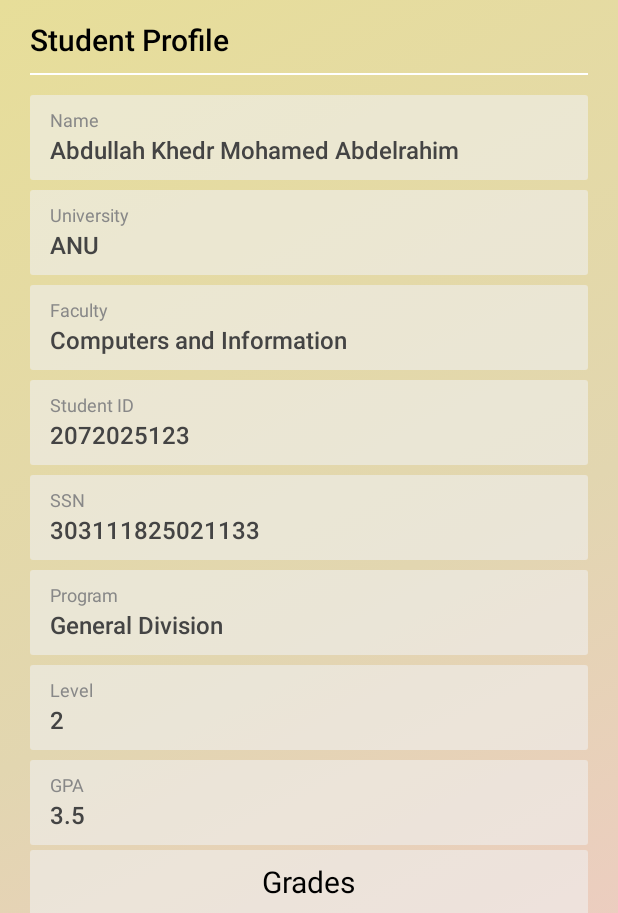
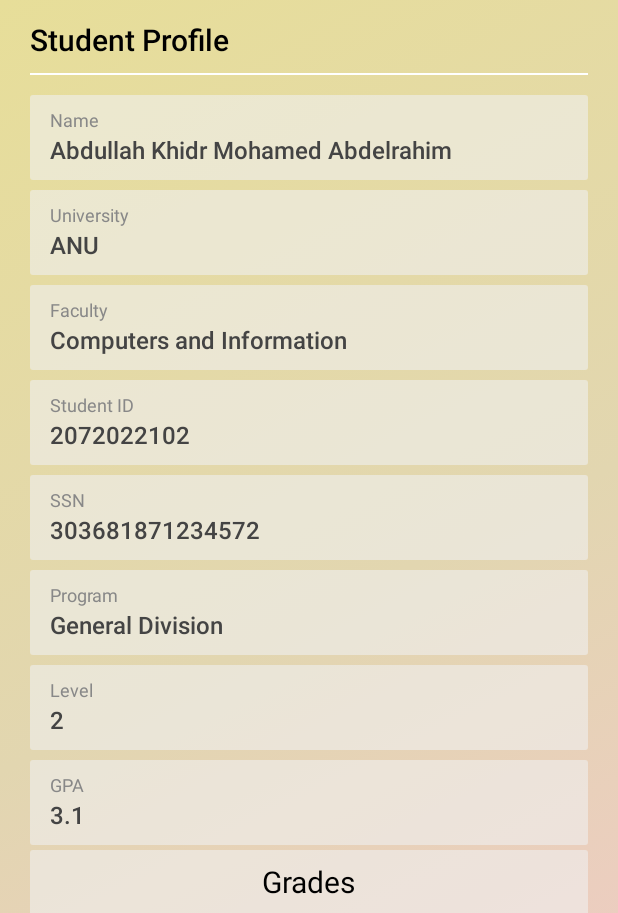
Before and after one commit to Abdullahkhidr/Student-Finder, an Android app built with Jetpack Compose: the @Preview function InfoScreen, on a phone screen of 412 x 824 dp. Shown: the top 913 px of the screen. Run offline under Robolectric (Android 15) with nearby library versions, the phone set to English and light mode, and no system bars.

Commit message:
Clean Code

```diff
--- a/app/src/main/java/a3/student/finder/StudentInfoActivity.kt
+++ b/app/src/main/java/a3/student/finder/StudentInfoActivity.kt
@@ -1,6 +1,7 @@
 package a3.student.finder
 
 import a3.student.finder.components.AnimatedBackgroundScreen
+import a3.student.finder.models.Student
 import a3.student.finder.models.StudentGrade
 import a3.student.finder.ui.theme.StudentFinderTheme
 import android.os.Bundle
@@ -44,6 +45,17 @@ class StudentInfoActivity : ComponentActivity() {
 @Preview
 @Composable
 fun InfoScreen() {
+    val studentInfo = Student(
+        "2072022102",
+        "303681871234572",
+        "Abdullah Khidr Mohamed Abdelrahim",
+        "ANU",
+        "Computers and Information",
+        2,
+        "General Division",
+        3.1f,
+        grades
+    )
     AnimatedBackgroundScreen {
         Column(
             modifier = Modifier
@@ -53,14 +65,14 @@ fun InfoScreen() {
             Spacer(modifier = Modifier.size(15.dp))
             Text(text = "Student Profile", fontSize = 20.sp, fontWeight = FontWeight.Medium)
             Divider(Modifier.padding(vertical = 10.dp), color = Color.White)
-            StudentInfoAttr(key = "Name", value = "Abdullah Khedr Mohamed Abdelrahim")
-            StudentInfoAttr(key = "University", value = "ANU")
-            StudentInfoAttr(key = "Faculty", value = "Computers and Information")
-            StudentInfoAttr(key = "Student ID", value = "2072025123")
-            StudentInfoAttr(key = "SSN", value = "303111825021133")
-            StudentInfoAttr(key = "Program", value = "General Division")
-            StudentInfoAttr(key = "Level", value = "2")
-            StudentInfoAttr(key = "GPA", value = "3.5")
+            StudentInfoAttr(key = "Name", value = studentInfo.name)
+            StudentInfoAttr(key = "University", value = studentInfo.university)
+            StudentInfoAttr(key = "Faculty", value = studentInfo.faculty)
+            StudentInfoAttr(key = "Student ID", value = studentInfo.id)
+            StudentInfoAttr(key = "SSN", value = studentInfo.ssn)
+            StudentInfoAttr(key = "Program", value = studentInfo.program)
+            StudentInfoAttr(key = "Level", value = studentInfo.level.toString())
+            StudentInfoAttr(key = "GPA", value = studentInfo.GPA.toString())
             Column(
                 horizontalAlignment = Alignment.CenterHorizontally,
                 modifier = Modifier
@@ -75,16 +87,20 @@ fun InfoScreen() {
                     modifier = Modifier
                         .horizontalScroll(rememberScrollState())
                 ) {
-                    ColumnTable(title = "Index") { for (i in grades.indices) CellTable(i + 1) }
-                    ColumnTable(title = "Code") { for (i in grades) CellTable(i.courseCode) }
-                    ColumnTable(title = "Course Name") { for (i in grades) CellTable(i.courseName) }
-                    ColumnTable(title = "Grade") { for (i in grades) CellTable(i.grade) }
-                    ColumnTable(title = "Grade Description") { for (i in grades) CellTable(i.gradeDescription) }
-                    ColumnTable(title = "Points") { for (i in grades) CellTable(i.points) }
-                    ColumnTable(title = "Credits") { for (i in grades) CellTable(i.credits) }
-                    ColumnTable(title = "Accountancy") { for (i in grades) CellTable(i.accountancy) }
-                    ColumnTable(title = "Level") { for (i in grades) CellTable(i.level) }
-                    ColumnTable(title = "Year") { for (i in grades) CellTable("${i.year}-${i.year + 1}") }
+                    ColumnTable(title = "Index") { for (i in studentInfo.grades.indices) CellTable(i + 1) }
+                    ColumnTable(title = "Code") { for (i in studentInfo.grades) CellTable(i.courseCode) }
+                    ColumnTable(title = "Course Name") { for (i in studentInfo.grades) CellTable(i.courseName) }
+                    ColumnTable(title = "Grade") { for (i in studentInfo.grades) CellTable(i.grade) }
+                    ColumnTable(title = "Grade Description") {
+                        for (i in studentInfo.grades) CellTable(
+                            i.gradeDescription
+                        )
+                    }
+                    ColumnTable(title = "Points") { for (i in studentInfo.grades) CellTable(i.points) }
+                    ColumnTable(title = "Credits") { for (i in studentInfo.grades) CellTable(i.credits) }
+                    ColumnTable(title = "Accountancy") { for (i in studentInfo.grades) CellTable(i.accountancy) }
+                    ColumnTable(title = "Level") { for (i in studentInfo.grades) CellTable(i.level) }
+                    ColumnTable(title = "Year") { for (i in studentInfo.grades) CellTable("${i.year}-${i.year + 1}") }
                 }
             }
             Spacer(modifier = Modifier.size(15.dp))
--- a/app/src/main/java/a3/student/finder/models/Student.kt
+++ b/app/src/main/java/a3/student/finder/models/Student.kt
@@ -7,6 +7,7 @@ data class Student(
     val university: String,
     val faculty: String,
     val level: Int,
+    val program: String,
     val GPA: Float,
     val grades: List<StudentGrade>
 )
```
